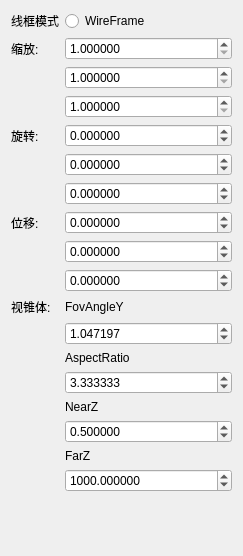
Qt form Engine/LkEngineEditor/CustomToolBox/CameraForm.ui (lvke-neu/DXWithQT) before a commit.
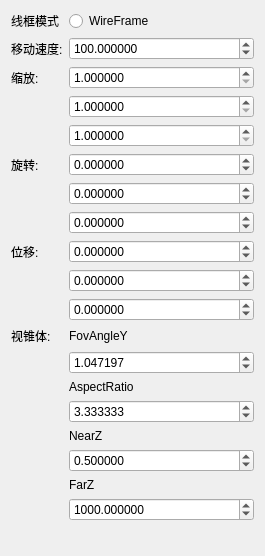
The same form after that commit.

Commit message: 1、相机移动速度可以设置了 2、模型加载实现了，下一步序列化反序列化

The edit to the form file:
```diff
--- a/Engine/LkEngineEditor/CustomToolBox/CameraForm.ui
+++ b/Engine/LkEngineEditor/CustomToolBox/CameraForm.ui
@@ -6,7 +6,7 @@
    <rect>
     <x>0</x>
     <y>0</y>
-    <width>243</width>
+    <width>265</width>
     <height>556</height>
    </rect>
   </property>
@@ -30,14 +30,14 @@
        </property>
       </widget>
      </item>
-     <item row="1" column="0">
+     <item row="2" column="0">
       <widget class="QLabel" name="label_3">
        <property name="text">
         <string>缩放:</string>
        </property>
       </widget>
      </item>
-     <item row="1" column="1">
+     <item row="2" column="1">
       <widget class="QDoubleSpinBox" name="doubleSpinBox">
        <property name="readOnly">
         <bool>false</bool>
@@ -53,14 +53,14 @@
        </property>
       </widget>
      </item>
-     <item row="2" column="0">
+     <item row="3" column="0">
       <widget class="QLabel" name="label_4">
        <property name="text">
         <string/>
        </property>
       </widget>
      </item>
-     <item row="2" column="1">
+     <item row="3" column="1">
       <widget class="QDoubleSpinBox" name="doubleSpinBox_2">
        <property name="readOnly">
         <bool>false</bool>
@@ -76,14 +76,14 @@
        </property>
       </widget>
      </item>
-     <item row="3" column="0">
+     <item row="4" column="0">
       <widget class="QLabel" name="label_5">
        <property name="text">
         <string/>
        </property>
       </widget>
      </item>
-     <item row="3" column="1">
+     <item row="4" column="1">
       <widget class="QDoubleSpinBox" name="doubleSpinBox_3">
        <property name="readOnly">
         <bool>false</bool>
@@ -99,14 +99,14 @@
        </property>
       </widget>
      </item>
-     <item row="4" column="0">
+     <item row="5" column="0">
       <widget class="QLabel" name="label_6">
        <property name="text">
         <string>旋转:</string>
        </property>
       </widget>
      </item>
-     <item row="4" column="1">
+     <item row="5" column="1">
       <widget class="QDoubleSpinBox" name="doubleSpinBox_4">
        <property name="readOnly">
         <bool>false</bool>
@@ -125,14 +125,14 @@
        </property>
       </widget>
      </item>
-     <item row="5" column="0">
+     <item row="6" column="0">
       <widget class="QLabel" name="label_7">
        <property name="text">
         <string/>
        </property>
       </widget>
      </item>
-     <item row="5" column="1">
+     <item row="6" column="1">
       <widget class="QDoubleSpinBox" name="doubleSpinBox_5">
        <property name="readOnly">
         <bool>false</bool>
@@ -151,14 +151,14 @@
        </property>
       </widget>
      </item>
-     <item row="6" column="0">
+     <item row="7" column="0">
       <widget class="QLabel" name="label_8">
        <property name="text">
         <string/>
        </property>
       </widget>
      </item>
-     <item row="6" column="1">
+     <item row="7" column="1">
       <widget class="QDoubleSpinBox" name="doubleSpinBox_6">
        <property name="readOnly">
         <bool>false</bool>
@@ -177,14 +177,14 @@
        </property>
       </widget>
      </item>
-     <item row="7" column="0">
+     <item row="8" column="0">
       <widget class="QLabel" name="label_9">
        <property name="text">
         <string>位移:</string>
        </property>
       </widget>
      </item>
-     <item row="7" column="1">
+     <item row="8" column="1">
       <widget class="QDoubleSpinBox" name="doubleSpinBox_7">
        <property name="readOnly">
         <bool>false</bool>
@@ -200,14 +200,14 @@
        </property>
       </widget>
      </item>
-     <item row="8" column="0">
+     <item row="9" column="0">
       <widget class="QLabel" name="label_10">
        <property name="text">
         <string/>
        </property>
       </widget>
      </item>
-     <item row="8" column="1">
+     <item row="9" column="1">
       <widget class="QDoubleSpinBox" name="doubleSpinBox_8">
        <property name="readOnly">
         <bool>false</bool>
@@ -223,14 +223,14 @@
        </property>
       </widget>
      </item>
-     <item row="9" column="0">
+     <item row="10" column="0">
       <widget class="QLabel" name="label_11">
        <property name="text">
         <string/>
        </property>
       </widget>
      </item>
-     <item row="9" column="1">
+     <item row="10" column="1">
       <widget class="QDoubleSpinBox" name="doubleSpinBox_9">
        <property name="readOnly">
         <bool>false</bool>
@@ -249,21 +249,21 @@
        </property>
       </widget>
      </item>
-     <item row="10" column="0">
+     <item row="11" column="0">
       <widget class="QLabel" name="label_2">
        <property name="text">
         <string>视锥体:</string>
        </property>
       </widget>
      </item>
-     <item row="10" column="1">
+     <item row="11" column="1">
       <widget class="QLabel" name="label_12">
        <property name="text">
         <string>FovAngleY</string>
        </property>
       </widget>
      </item>
-     <item row="11" column="1">
+     <item row="12" column="1">
       <widget class="QDoubleSpinBox" name="doubleSpinBox_10">
        <property name="decimals">
         <number>6</number>
@@ -282,14 +282,14 @@
        </property>
       </widget>
      </item>
-     <item row="12" column="1">
+     <item row="13" column="1">
       <widget class="QLabel" name="label_13">
        <property name="text">
         <string>AspectRatio</string>
        </property>
       </widget>
      </item>
-     <item row="13" column="1">
+     <item row="14" column="1">
       <widget class="QDoubleSpinBox" name="doubleSpinBox_11">
        <property name="decimals">
         <number>6</number>
@@ -308,14 +308,14 @@
        </property>
       </widget>
      </item>
-     <item row="14" column="1">
+     <item row="15" column="1">
       <widget class="QLabel" name="label_14">
        <property name="text">
         <string>NearZ</string>
        </property>
       </widget>
      </item>
-     <item row="15" column="1">
+     <item row="16" column="1">
       <widget class="QDoubleSpinBox" name="doubleSpinBox_12">
        <property name="decimals">
         <number>6</number>
@@ -334,14 +334,14 @@
        </property>
       </widget>
      </item>
-     <item row="16" column="1">
+     <item row="17" column="1">
       <widget class="QLabel" name="label_15">
        <property name="text">
         <string>FarZ</string>
        </property>
       </widget>
      </item>
-     <item row="17" column="1">
+     <item row="18" column="1">
       <widget class="QDoubleSpinBox" name="doubleSpinBox_13">
        <property name="decimals">
         <number>6</number>
@@ -357,6 +357,26 @@
        </property>
       </widget>
      </item>
+     <item row="1" column="0">
+      <widget class="QLabel" name="label_16">
+       <property name="text">
+        <string>移动速度:</string>
+       </property>
+      </widget>
+     </item>
+     <item row="1" column="1">
+      <widget class="QDoubleSpinBox" name="doubleSpinBox_14">
+       <property name="decimals">
+        <number>6</number>
+       </property>
+       <property name="maximum">
+        <double>99999999999999.000000000000000</double>
+       </property>
+       <property name="value">
+        <double>100.000000000000000</double>
+       </property>
+      </widget>
+     </item>
     </layout>
    </item>
   </layout>
```
The commit also changes 14 other files.
